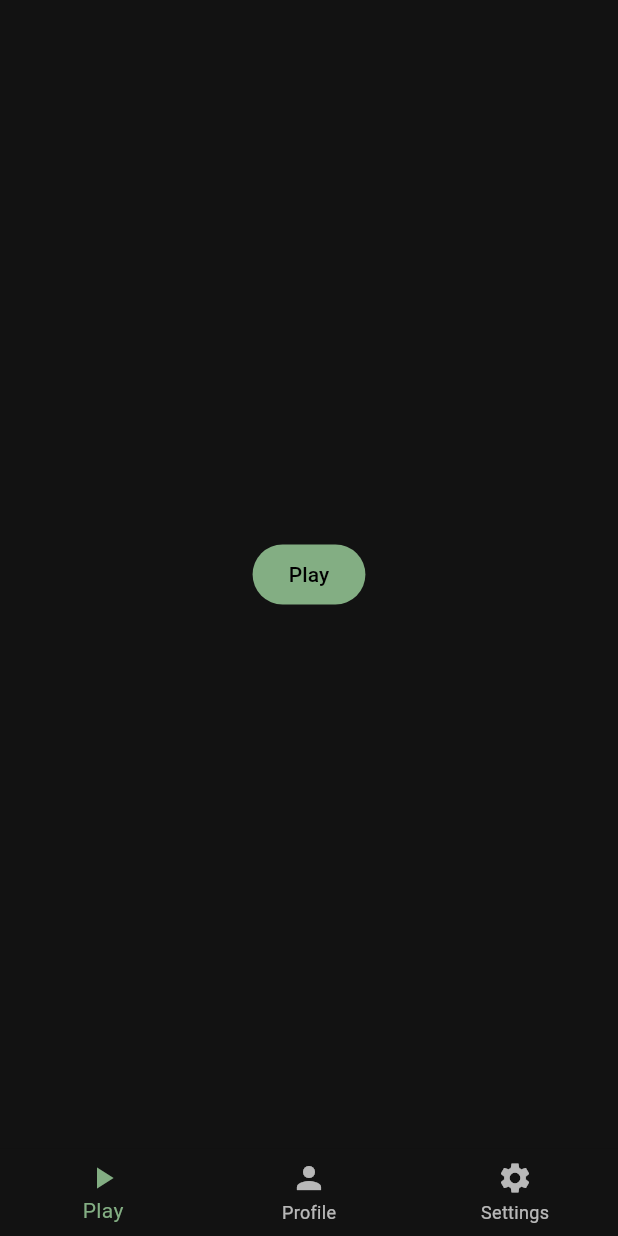
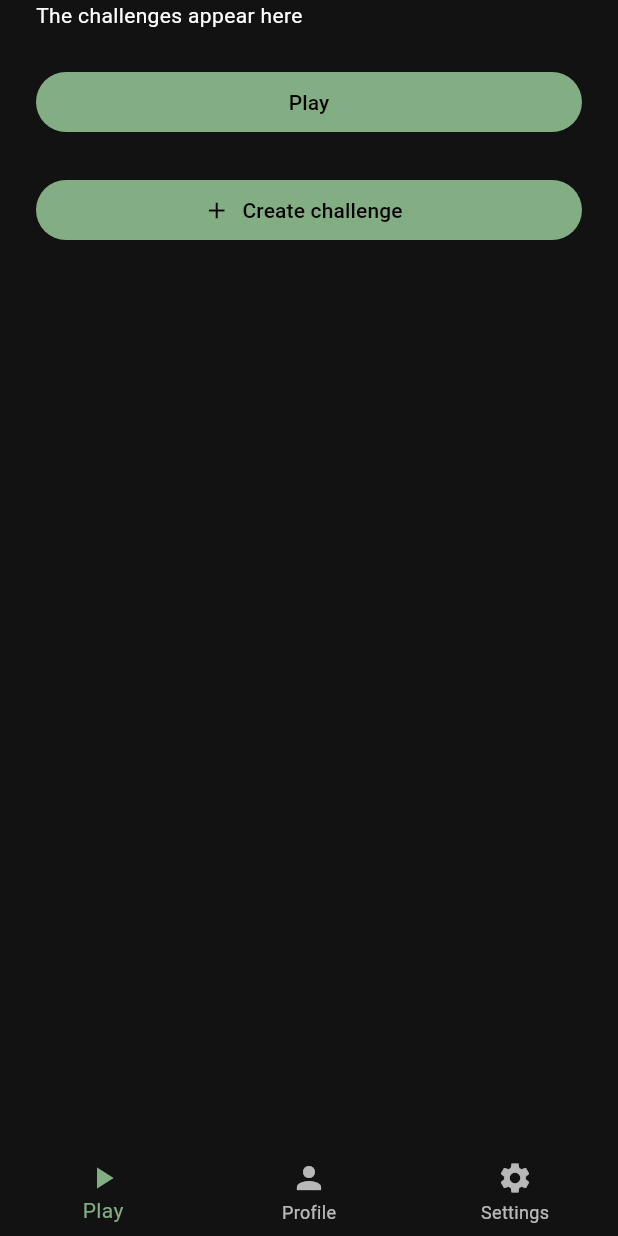
Before and after one commit to ChreSyr/crea_chess, a Flutter app: the screen it shows after launch, on a phone screen of 412 x 824 dp. Run offline on Flutter 3.47's test engine with Material 2 defaults, Android fonts, the phone set to English and light mode, and no system bars; our stand-ins replace fast_immutable_collections, firebase_auth, firebase_core, flutter_bloc, formz, freezed_annotation and 3 more; missing offline and left inert: chessground, dartchess_webok, regexpattern; accounts and stored records are empty; generated files the repository leaves out were written again; statements that could not run were skipped.

Commit message:
Added NavCubit (scrap idea)

```diff
--- a/lib/route/home/home_page.dart
+++ b/lib/route/home/home_page.dart
@@ -1,7 +1,7 @@
 import 'package:crea_chess/package/l10n/l10n.dart';
 import 'package:crea_chess/route/home/screen/home_screen.dart';
 import 'package:crea_chess/route/home/screen/profile_screen.dart';
-import 'package:crea_chess/route/home/screen/select_game_page.dart';
+import 'package:crea_chess/route/home/select_game/select_game_page.dart';
 import 'package:crea_chess/route/home/screen/settings_screen.dart';
 import 'package:flutter/material.dart';
 
--- a/lib/route/home/screen/select_game_page.dart
+++ /dev/null
@@ -1,31 +0,0 @@
-import 'package:crea_chess/route/home/screen/home_screen.dart';
-import 'package:crea_chess/route/play/play_page.dart';
-import 'package:flutter/material.dart';
-import 'package:flutter_gen/gen_l10n/app_localizations.dart';
-
-class SelectGameScreen extends HomeScreen {
-  const SelectGameScreen({super.key});
-
-  @override
-  Icon getIcon() => const Icon(Icons.play_arrow);
-
-  @override
-  String getTitle(AppLocalizations l10n) {
-    return l10n.play;
-  }
-
-  @override
-  Widget build(BuildContext context) {
-    return Center(
-      child: FilledButton(
-        onPressed: () => Navigator.push(
-          context,
-          MaterialPageRoute<PlayPage>(
-            builder: (context) => const PlayPage(),
-          ),
-        ),
-        child: const Text('Play'),
-      ),
-    );
-  }
-}
--- /dev/null
+++ b/lib/route/home/select_game/challenge_screen.dart
@@ -0,0 +1,37 @@
+import 'package:crea_chess/package/atomic_design/widget/gap.dart';
+import 'package:crea_chess/route/home/select_game/nav_cubit.dart';
+import 'package:crea_chess/route/play/play_page.dart';
+import 'package:flutter/material.dart';
+import 'package:flutter_bloc/flutter_bloc.dart';
+
+class ChallengeScreen extends StatelessWidget {
+  const ChallengeScreen({super.key});
+
+  @override
+  Widget build(BuildContext context) {
+    print('nav : challenge');
+    return Center(
+      child: ListView(
+        children: [
+          const Text('The challenges appear here'),
+          CCGap.large,
+          FilledButton(
+            onPressed: () => Navigator.push(
+              context,
+              MaterialPageRoute<PlayPage>(
+                builder: (context) => const PlayPage(),
+              ),
+            ),
+            child: const Text('Play'),
+          ),
+          CCGap.large,
+          FilledButton.icon(
+            onPressed: context.read<NavCubit>().next,
+            icon: const Icon(Icons.add),
+            label: const Text('Create challenge'),
+          ),
+        ],
+      ),
+    );
+  }
+}
--- /dev/null
+++ b/lib/route/home/select_game/nav_cubit.dart
@@ -0,0 +1,20 @@
+import 'package:crea_chess/route/home/select_game/challenge_screen.dart';
+import 'package:crea_chess/route/home/select_game/crea_setting_screen.dart';
+import 'package:crea_chess/route/home/select_game/crea_setup_screen.dart';
+import 'package:crea_chess/route/home/select_game/game_screen.dart';
+import 'package:flutter/widgets.dart';
+import 'package:flutter_bloc/flutter_bloc.dart';
+
+class NavCubit extends Cubit<int> {
+  NavCubit() : super(0);
+
+  static final List<Widget> screens = [
+    const ChallengeScreen(),
+    const CreaSettingsScreen(),
+    const CreaSetupScreen(),
+    const GameScreen(),
+  ];
+
+  void back() => emit(state > 0 ? state - 1 : state);
+  void next() => emit(state < screens.length - 1 ? state + 1 : state);
+}
--- /dev/null
+++ b/lib/route/home/select_game/select_game_page.dart
@@ -0,0 +1,34 @@
+import 'package:crea_chess/package/atomic_design/padding.dart';
+import 'package:crea_chess/route/home/screen/home_screen.dart';
+import 'package:crea_chess/route/home/select_game/nav_cubit.dart';
+import 'package:flutter/material.dart';
+import 'package:flutter_bloc/flutter_bloc.dart';
+import 'package:flutter_gen/gen_l10n/app_localizations.dart';
+
+class SelectGameScreen extends HomeScreen {
+  const SelectGameScreen({super.key});
+
+  @override
+  Icon getIcon() => const Icon(Icons.play_arrow);
+
+  @override
+  String getTitle(AppLocalizations l10n) {
+    return l10n.play;
+  }
+
+  @override
+  Widget build(BuildContext context) {
+    return BlocProvider(
+      create: (context) => NavCubit(),
+      child: BlocBuilder<NavCubit, int>(
+        builder: (context, index) {
+          return CCPadding.horizontalLarge(
+            child: Center(
+              child: NavCubit.screens[index],
+            ),
+          );
+        },
+      ),
+    );
+  }
+}
```
Also changed, not shown: lib/route/home/select_game/crea_setting_screen.dart (added, +30 -0 lines), lib/route/home/select_game/crea_setup_screen.dart (added, +30 -0 lines), lib/route/home/select_game/game_screen.dart (added, +24 -0 lines).
